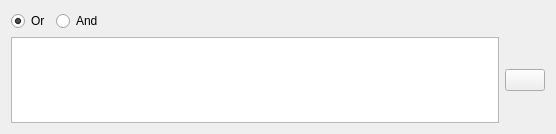
This is ui/gui/resources/search_clause.ui in halbbob/dff as Qt 5 draws it before an edit. The edited form follows.
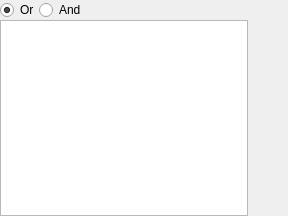
This is the edited form. Icons and pictures are not drawn.

Commit message: Design lifting = beautiful search

Patch:
```diff
--- a/ui/gui/resources/search_clause.ui
+++ b/ui/gui/resources/search_clause.ui
@@ -6,14 +6,20 @@
    <rect>
     <x>0</x>
     <y>0</y>
-    <width>556</width>
-    <height>134</height>
+    <width>288</width>
+    <height>216</height>
    </rect>
   </property>
   <property name="windowTitle">
    <string>Form</string>
   </property>
   <layout class="QVBoxLayout" name="verticalLayout">
+   <property name="spacing">
+    <number>0</number>
+   </property>
+   <property name="margin">
+    <number>0</number>
+   </property>
    <item>
     <layout class="QHBoxLayout" name="bool_operator">
      <item>
@@ -50,6 +56,9 @@
    </item>
    <item>
     <layout class="QHBoxLayout" name="horizontalLayout_2">
+     <property name="spacing">
+      <number>0</number>
+     </property>
      <item>
       <widget class="QTableWidget" name="clause_widget"/>
      </item>
@@ -62,6 +71,9 @@
         <iconset resource="gui.qrc">
          <normaloff>:/remove.png</normaloff>:/remove.png</iconset>
        </property>
+       <property name="flat">
+        <bool>true</bool>
+       </property>
       </widget>
      </item>
     </layout>
```
The commit also changes 10 other files.
